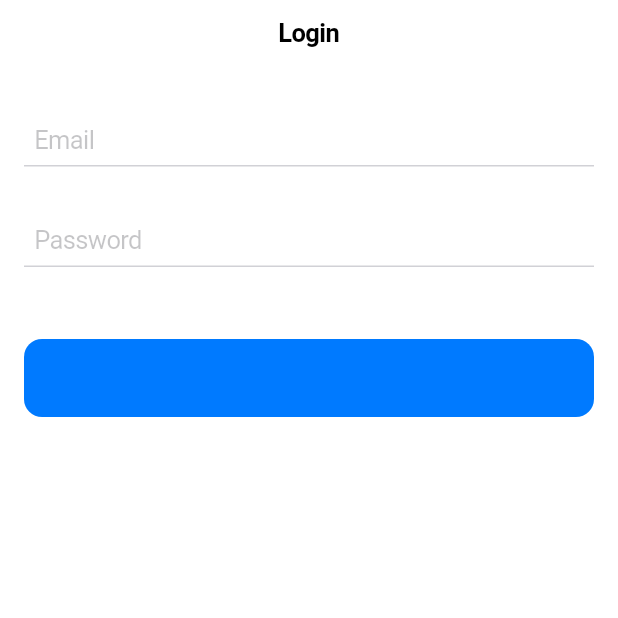
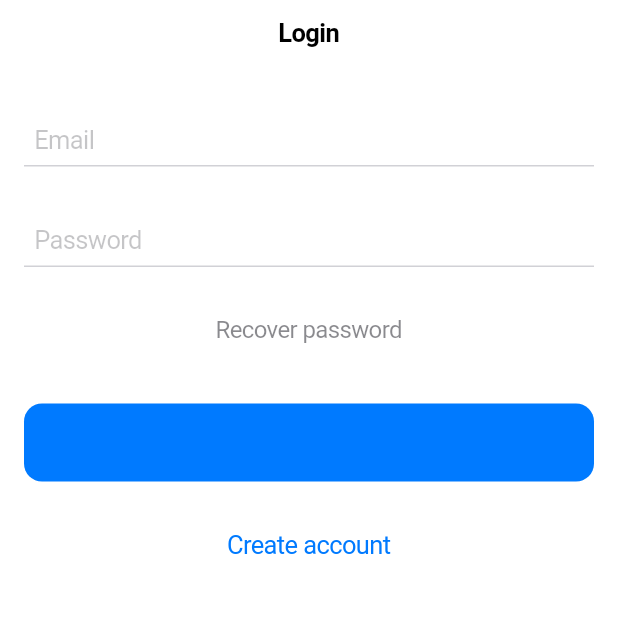
Before and after one commit to Emanuel-JSA/flutter_firebase, a Flutter app: the screen it shows after launch, on a phone screen of 412 x 824 dp, the top half of it. Run offline on Flutter 3.47's test engine with Material 2 defaults, Android fonts, the phone set to English and light mode, and no system bars.

Commit message:
feat: create all login and signup pages

```diff
--- /dev/null
+++ b/lib/login_page.dart
@@ -0,0 +1,93 @@
+import 'package:flutter/cupertino.dart';
+import 'create_account_page.dart';
+import 'password_recovery_page.dart';
+
+class LoginPage extends StatefulWidget {
+  const LoginPage({super.key});
+
+  @override
+  _LoginPageState createState() => _LoginPageState();
+}
+
+class _LoginPageState extends State<LoginPage> {
+  final _emailController = TextEditingController();
+  final _passwordController = TextEditingController();
+
+  @override
+  Widget build(BuildContext context) {
+    return CupertinoPageScaffold(
+      navigationBar: const CupertinoNavigationBar(
+        middle: Text('Login'),
+      ),
+      child: SafeArea(
+        child: Padding(
+          padding: const EdgeInsets.all(16.0),
+          child: Column(
+            crossAxisAlignment: CrossAxisAlignment.stretch,
+            children: [
+              const SizedBox(height: 16.0),
+              CupertinoTextField(
+                controller: _emailController,
+                keyboardType: TextInputType.emailAddress,
+                placeholder: 'Email',
+                decoration: const BoxDecoration(
+                  border: Border(
+                    bottom: BorderSide(
+                      color: CupertinoColors.systemGrey4,
+                      width: 1.0,
+                      style: BorderStyle.solid,
+                    ),
+                  ),
+                ),
+              ),
+              const SizedBox(height: 32.0),
+              CupertinoTextField(
+                controller: _passwordController,
+                obscureText: true,
+                placeholder: 'Password',
+                decoration: const BoxDecoration(
+                  border: Border(
+                    bottom: BorderSide(
+                      color: CupertinoColors.systemGrey4,
+                      width: 1.0,
+                      style: BorderStyle.solid,
+                    ),
+                  ),
+                ),
+              ),
+              SizedBox(height: 16.0),
+              CupertinoButton(
+                onPressed: () {
+                  Navigator.push(
+                    context,
+                    CupertinoPageRoute(builder: (context) => PasswordRecoveryPage()),
+                  );
+                },
+                child: Text(
+                    'Recover password',
+                    style: TextStyle(color: CupertinoColors.secondaryLabel, fontSize: 16.0),
+                ),
+              ),
+              const SizedBox(height: 24.0),
+              CupertinoButton(
+                onPressed: () {},
+                color: CupertinoColors.systemBlue,
+                child: Text('Login'),
+              ),
+              SizedBox(height: 16.0),
+              CupertinoButton(
+                onPressed: () {
+                  Navigator.push(
+                    context,
+                    CupertinoPageRoute(builder: (context) => CreateAccountPage()),
+                  );
+                },
+                child: Text('Create account'),
+              ),
+            ],
+          ),
+        ),
+      ),
+    );
+  }
+}
--- a/lib/main.dart
+++ b/lib/main.dart
@@ -1,7 +1,7 @@
-import 'package:flutter/material.dart';
 import 'package:flutter/cupertino.dart';
+import 'login_page.dart';
 
-void main() {
+Future<void> main() async {
   runApp(MyApp());
 }
 
@@ -13,70 +13,3 @@ class MyApp extends StatelessWidget {
     );
   }
 }
-
-class LoginPage extends StatefulWidget {
-  const LoginPage({super.key});
-
-  @override
-  _LoginPageState createState() => _LoginPageState();
-}
-
-class _LoginPageState extends State<LoginPage> {
-  final _emailController = TextEditingController();
-  final _passwordController = TextEditingController();
-
-  @override
-  Widget build(BuildContext context) {
-    return CupertinoPageScaffold(
-      navigationBar: const CupertinoNavigationBar(
-        middle: Text('Login'),
-      ),
-      child: SafeArea(
-        child: Padding(
-          padding: const EdgeInsets.all(16.0),
-          child: Column(
-            crossAxisAlignment: CrossAxisAlignment.stretch,
-            children: [
-              const SizedBox(height: 16.0),
-              CupertinoTextField(
-                controller: _emailController,
-                keyboardType: TextInputType.emailAddress,
-                placeholder: 'Email',
-                decoration: const BoxDecoration(
-                  border: Border(
-                    bottom: BorderSide(
-                      color: CupertinoColors.systemGrey4,
-                      width: 1.0,
-                      style: BorderStyle.solid,
-                    ),
-                  ),
-                ),
-              ),
-              const SizedBox(height: 32.0),
-              CupertinoTextField(
-                controller: _passwordController,
-                obscureText: true,
-                placeholder: 'Password',
-                decoration: const BoxDecoration(
-                  border: Border(
-                    bottom: BorderSide(
-                      color: CupertinoColors.systemGrey4,
-                      width: 1.0,
-                      style: BorderStyle.solid,
-                    ),
-                  ),
-                ),
-              ),
-              const SizedBox(height: 48.0),
-              CupertinoButton(
-                onPressed: () {},
-                color: CupertinoColors.systemBlue,
-                child: Text('Login'),
-              ),
-            ],
-          ),
-        ),
-      ),
-    );
-  }
-}
```
Also changed, not shown: lib/create_account_page.dart (added, +66 -0 lines), lib/password_recovery_page.dart (added, +38 -0 lines), 1 other file.
